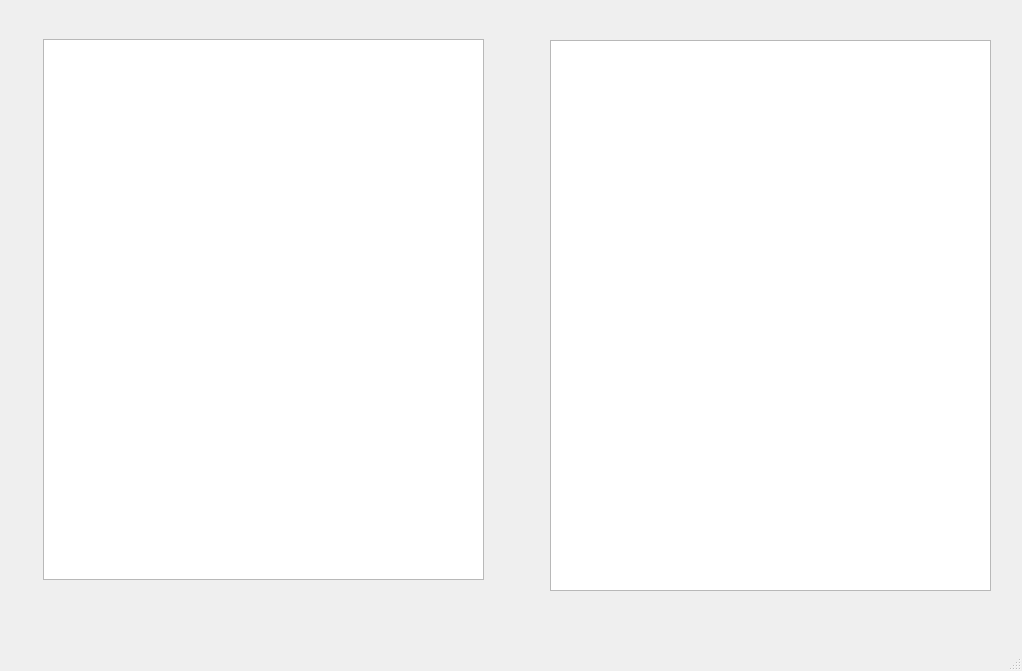
Qt form figurer-project/mainwindow.ui (zeeshahmad/figurer) before a commit.
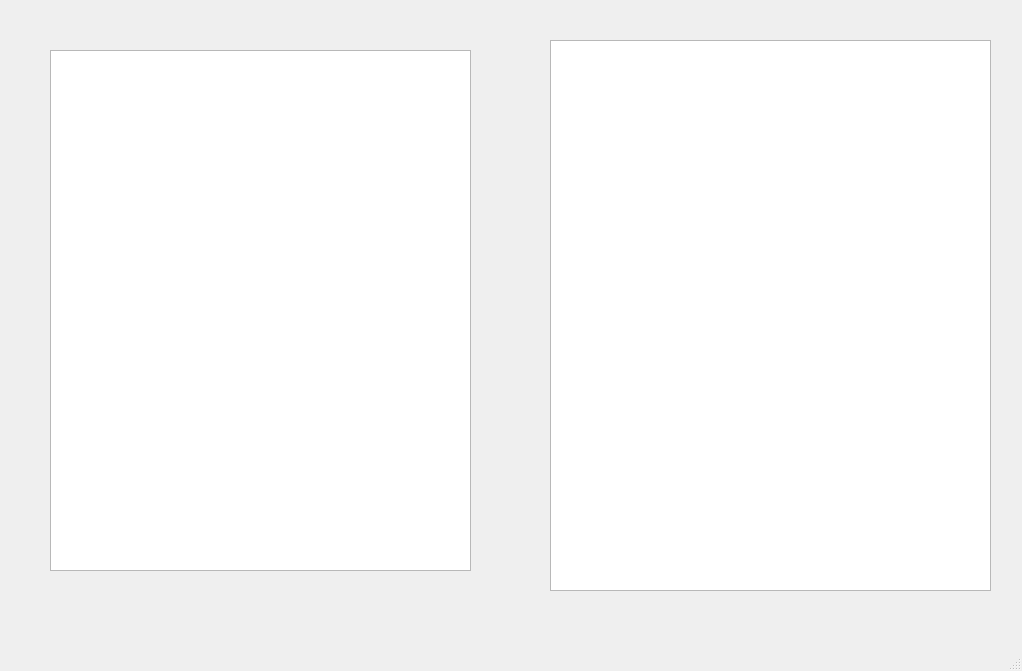
The same form after that commit. Custom widgets are drawn as their Qt base class.

What changed in the file:
```diff
--- a/figurer-project/mainwindow.ui
+++ b/figurer-project/mainwindow.ui
@@ -27,15 +27,24 @@
      </rect>
     </property>
    </widget>
-   <widget class="QPlainTextEdit" name="plainTextEdit">
+   <widget class="CodeEditor" name="textEditTest">
     <property name="geometry">
      <rect>
-      <x>43</x>
-      <y>39</y>
-      <width>441</width>
-      <height>541</height>
+      <x>50</x>
+      <y>50</y>
+      <width>421</width>
+      <height>521</height>
      </rect>
     </property>
+    <property name="autoFillBackground">
+     <bool>false</bool>
+    </property>
+    <property name="acceptRichText">
+     <bool>false</bool>
+    </property>
+    <property name="textInteractionFlags">
+     <set>Qt::LinksAccessibleByMouse|Qt::TextEditable|Qt::TextEditorInteraction|Qt::TextSelectableByKeyboard|Qt::TextSelectableByMouse</set>
+    </property>
    </widget>
   </widget>
   <widget class="QMenuBar" name="menubar">
@@ -50,6 +59,13 @@
   </widget>
   <widget class="QStatusBar" name="statusbar"/>
  </widget>
+ <customwidgets>
+  <customwidget>
+   <class>CodeEditor</class>
+   <extends>QTextEdit</extends>
+   <header>codeeditor.h</header>
+  </customwidget>
+ </customwidgets>
  <resources/>
  <connections/>
 </ui>
```
Left out of the diff: 2 changed lines with no effect on the pictures.
